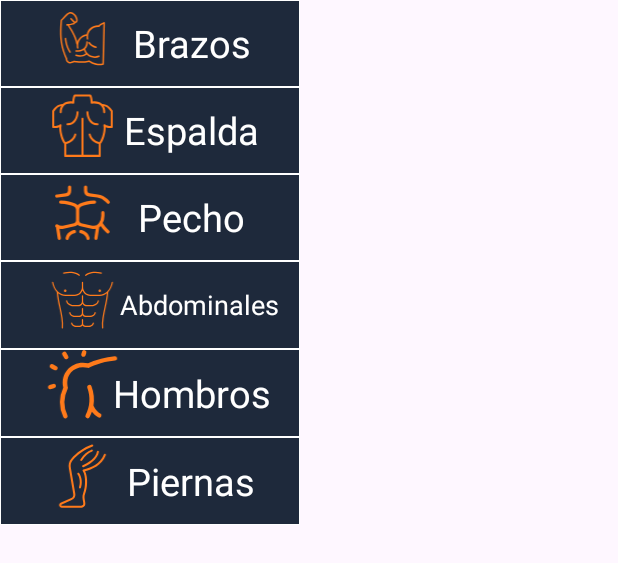
After one commit to matiasmm1011/DailyRep, an Android app: the layout menu_parte_cuerpo.xml on its own in the app's theme, with its tools: preview values and no code run, on a phone screen of 412 x 824 dp. The commit adds this screen. Shown: the top 563 px of the screen. Run offline under Robolectric (Android 15) with nearby library versions, the phone set to English and light mode, and no system bars.

Commit message:
menu nuevo 1

```diff
--- a/app/build.gradle.kts
+++ b/app/build.gradle.kts
@@ -1,7 +1,9 @@
 plugins {
     alias(libs.plugins.android.application)
     alias(libs.plugins.kotlin.android)
+    id("com.google.gms.google-services") version "4.4.4" apply false
 }
+
 
 android {
     namespace = "com.example.dailyrep"
@@ -15,7 +17,6 @@ android {
         targetSdk = 36
         versionCode = 1
         versionName = "1.0"
-
         testInstrumentationRunner = "androidx.test.runner.AndroidJUnitRunner"
     }
 
@@ -47,6 +48,7 @@ dependencies {
     implementation(libs.material)
     implementation(libs.androidx.activity)
     implementation(libs.androidx.constraintlayout)
+    implementation(platform("com.google.firebase:firebase-bom:34.6.0"))
     testImplementation(libs.junit)
     androidTestImplementation(libs.androidx.junit)
     androidTestImplementation(libs.androidx.espresso.core)
--- a/app/src/main/res/layout/activity_ejercicios.xml
+++ b/app/src/main/res/layout/activity_ejercicios.xml
@@ -5,7 +5,7 @@
     android:id="@+id/main"
     android:layout_width="match_parent"
     android:layout_height="match_parent"
-    tools:context=".Ejercicios"
+    tools:context=".EjerciciosActivity"
     android:orientation="vertical"
     android:background="@color/fondoPantallas"
     android:weightSum="15">
--- /dev/null
+++ b/app/src/main/res/layout/menu_parte_cuerpo.xml
@@ -0,0 +1,167 @@
+<?xml version="1.0" encoding="utf-8"?>
+<LinearLayout xmlns:android="http://schemas.android.com/apk/res/android"
+    android:layout_width="200dp"
+    android:layout_height="350dp"
+    xmlns:app="http://schemas.android.com/apk/res-auto"
+    android:weightSum="6"
+    android:orientation="vertical"
+    android:background="@color/textos">
+    <androidx.constraintlayout.widget.ConstraintLayout
+        android:layout_width="match_parent"
+        android:layout_height="0dp"
+        android:layout_weight="1">
+        <TextView
+            android:id="@+id/botonFiltrarBrazos"
+            android:layout_width="match_parent"
+            android:layout_height="match_parent"
+            android:background="@color/cuadros"
+            android:text="@string/Brazos"
+            android:layout_margin="0.5dp"
+            android:textColor="@color/textos"
+            android:textSize="25sp"
+            android:gravity="center"
+            android:paddingStart="55dp"
+            >
+        </TextView>
+        <ImageView
+            android:layout_width="wrap_content"
+            android:layout_height="wrap_content"
+            android:src="@drawable/brazos"
+            android:tint="@color/naranja"
+            android:elevation="2dp"
+            app:layout_constraintStart_toStartOf="parent">
+        </ImageView>
+    </androidx.constraintlayout.widget.ConstraintLayout>
+    <androidx.constraintlayout.widget.ConstraintLayout
+        android:layout_width="match_parent"
+        android:layout_height="0dp"
+        android:layout_weight="1">
+        <TextView
+            android:id="@+id/botonFiltrarEspalda"
+            android:layout_width="match_parent"
+            android:layout_height="match_parent"
+            android:background="@color/cuadros"
+            android:text="@string/Espalda"
+            android:layout_margin="0.5dp"
+            android:textColor="@color/textos"
+            android:textSize="25sp"
+            android:gravity="center"
+            android:paddingStart="55dp"
+            >
+        </TextView>
+        <ImageView
+            android:layout_width="wrap_content"
+            android:layout_height="wrap_content"
+            android:src="@drawable/espalda"
+            android:tint="@color/naranja"
+            android:elevation="2dp"
+            app:layout_constraintStart_toStartOf="parent">
+        </ImageView>
+    </androidx.constraintlayout.widget.ConstraintLayout>
+    <androidx.constraintlayout.widget.ConstraintLayout
+        android:layout_width="match_parent"
+        android:layout_height="0dp"
+        android:layout_weight="1">
+        <TextView
+            android:id="@+id/botonFiltrarPecho"
+            android:layout_width="match_parent"
+            android:layout_height="match_parent"
+            android:background="@color/cuadros"
+            android:text="@string/Pecho"
+            android:layout_margin="0.5dp"
+            android:textColor="@color/textos"
+            android:textSize="25sp"
+            android:gravity="center"
+            android:paddingStart="55dp"
+            >
+        </TextView>
+        <ImageView
+            android:layout_width="wrap_content"
+            android:layout_height="wrap_content"
+            android:src="@drawable/pectoral"
+            android:tint="@color/naranja"
+            android:elevation="2dp"
+            app:layout_constraintStart_toStartOf="parent">
+        </ImageView>
+    </androidx.constraintlayout.widget.ConstraintLayout>
+    <androidx.constraintlayout.widget.ConstraintLayout
+        android:layout_width="match_parent"
+        android:layout_height="0dp"
+        android:layout_weight="1">
+        <TextView
+            android:id="@+id/botonFiltrarAmdominales"
+            android:layout_width="match_parent"
+            android:layout_height="match_parent"
+            android:background="@color/cuadros"
+            android:text="@string/Abdominales"
+            android:layout_margin="0.5dp"
+            android:textColor="@color/textos"
+            android:textSize="18sp"
+            android:gravity="center"
+            android:paddingStart="65dp"
+            >
+        </TextView>
+        <ImageView
+            android:layout_width="wrap_content"
+            android:layout_height="wrap_content"
+            android:src="@drawable/abdominales"
+            android:tint="@color/naranja"
+            android:elevation="2dp"
+            app:layout_constraintStart_toStartOf="parent">
+        </ImageView>
+    </androidx.constraintlayout.widget.ConstraintLayout>
+    <androidx.constraintlayout.widget.ConstraintLayout
+        android:layout_width="match_parent"
+        android:layout_height="0dp"
+        android:layout_weight="1">
+        <TextView
+            android:id="@+id/botonFiltrarHombros"
+            android:layout_width="match_parent"
+            android:layout_height="match_parent"
+            android:background="@color/cuadros"
+            android:text="@string/Hombros"
+            android:layout_margin="0.5dp"
+            android:textColor="@color/textos"
+            android:textSize="25sp"
+            android:gravity="center"
+            android:paddingStart="55dp"
+            >
+        </TextView>
+        <ImageView
+            android:layout_width="wrap_content"
+            android:layout_height="wrap_content"
+            android:src="@drawable/hombros"
+            android:tint="@color/naranja"
+            android:elevation="2dp"
+            app:layout_constraintStart_toStartOf="parent">
+        </ImageView>
+    </androidx.constraintlayout.widget.ConstraintLayout>
+    <androidx.constraintlayout.widget.ConstraintLayout
+        android:layout_width="match_parent"
+        android:layout_height="0dp"
+        android:layout_weight="1">
+        <TextView
+            android:id="@+id/botonFiltrarPiernas"
+            android:layout_width="match_parent"
+            android:layout_height="match_parent"
+            android:background="@color/cuadros"
+            android:text="@string/Piernas"
+            android:layout_margin="0.5dp"
+            android:textColor="@color/textos"
+            android:textSize="25sp"
+            android:gravity="center"
+            android:paddingStart="55dp"
+            >
+        </TextView>
+        <ImageView
+            android:layout_width="wrap_content"
+            android:layout_height="wrap_content"
+            android:src="@drawable/piernas"
+            android:tint="@color/naranja"
+            android:elevation="2dp"
+            app:layout_constraintStart_toStartOf="parent">
+        </ImageView>
+    </androidx.constraintlayout.widget.ConstraintLayout>
+
+
+</LinearLayout>
--- a/app/src/main/res/values/strings.xml
+++ b/app/src/main/res/values/strings.xml
@@ -14,4 +14,10 @@
     <string name="rutinas">RUTINAS</string>
     <string name="progreso">PROGRESO</string>
     <string name="ejercicios">EJERCICIOS</string>
+    <string name="Brazos">Brazos</string>
+    <string name="Espalda">Espalda</string>
+    <string name="Pecho">Pecho</string>
+    <string name="Abdominales">Abdominales</string>
+    <string name="Hombros">Hombros</string>
+    <string name="Piernas">Piernas</string>
 </resources>
```
Also changed, not shown: app/src/main/AndroidManifest.xml (+7 -6 lines), app/src/main/java/com/example/dailyrep/EjerciciosActivity.kt (renamed from app/src/main/java/com/example/dailyrep/Ejercicios.kt, +41 -28 lines), app/src/main/java/com/example/dailyrep/Login.kt (+51 -1 lines), app/src/main/res/menu/menu_filtrar_por_parte_cuerpo.xml (deleted, +0 -39 lines), app/src/main/res/menu/menu_filtrar_tipo_ejercicio.xml (deleted, +0 -39 lines).
